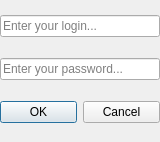
Qt form authentication.ui (qreodium/is_libary) before a commit.
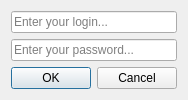
The same form after that commit.

Patch:
```diff
--- a/authentication.ui
+++ b/authentication.ui
@@ -6,8 +6,8 @@
    <rect>
     <x>0</x>
     <y>0</y>
-    <width>160</width>
-    <height>142</height>
+    <width>174</width>
+    <height>93</height>
    </rect>
   </property>
   <property name="windowTitle">
@@ -16,16 +16,7 @@
   <property name="toolTipDuration">
    <number>-1</number>
   </property>
-  <widget class="QWidget" name="verticalLayoutWidget">
-   <property name="geometry">
-    <rect>
-     <x>0</x>
-     <y>0</y>
-     <width>160</width>
-     <height>141</height>
-    </rect>
-   </property>
-   <layout class="QVBoxLayout" name="verticalLayout">
+  <layout class="QVBoxLayout" name="verticalLayout_2">
     <item>
      <widget class="QLineEdit" name="line_login">
       <property name="placeholderText">
@@ -63,7 +54,6 @@
      </widget>
     </item>
    </layout>
-  </widget>
  </widget>
  <resources/>
  <connections>
```
Lines whose indentation alone changed are shown as unchanged.
